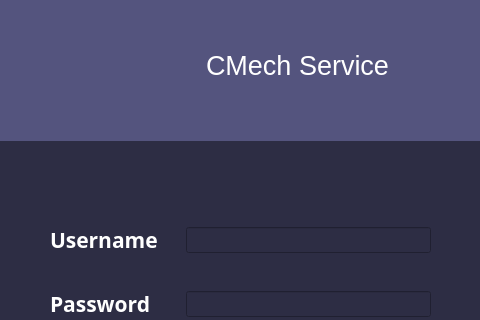
Qt form file_ui/login.ui (Ghazimuhammad/Reservasi-Bengkel) before a commit; both pictures show x 0 to 480 and y 0 to 320 of the 480 by 640 pixel window.
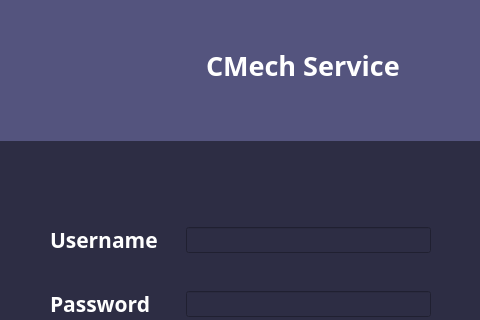
The same form after that commit.

```diff
--- a/file_ui/login.ui
+++ b/file_ui/login.ui
@@ -221,10 +221,18 @@
      <rect>
       <x>206</x>
       <y>20</y>
-      <width>241</width>
+      <width>271</width>
       <height>91</height>
      </rect>
     </property>
+    <property name="font">
+     <font>
+      <family>Roboto Slab</family>
+      <pointsize>12</pointsize>
+      <weight>75</weight>
+      <bold>true</bold>
+     </font>
+    </property>
     <property name="styleSheet">
      <string notr="true">background-color: rgb(84, 84, 126);</string>
     </property>
```
